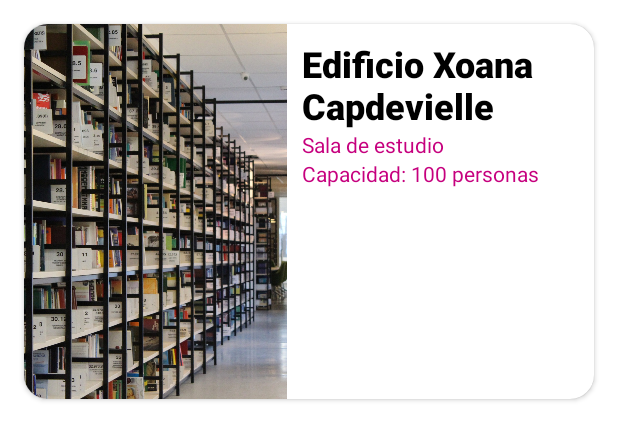
After one commit to ikergcalvino/BiblioFinder, an Android app: the layout classroom_card.xml on its own in the app's theme, with its tools: preview values and no code run, on a phone screen of 412 x 824 dp. The commit adds this screen. Shown: the top 440 px of the screen. Run offline under Robolectric (Android 15) with nearby library versions, the phone set to English and light mode, and no system bars.

Commit message:
Creados Fragments de Library y Classroom

```diff
--- a/app/src/main/kotlin/com/tfg/bibliofinder/ui/home/HomeViewModel.kt
+++ b/app/src/main/kotlin/com/tfg/bibliofinder/ui/classroom/ClassroomViewModel.kt
@@ -1,13 +1,13 @@
-package com.tfg.bibliofinder.ui.home
+package com.tfg.bibliofinder.ui.classroom
 
 import androidx.lifecycle.LiveData
 import androidx.lifecycle.MutableLiveData
 import androidx.lifecycle.ViewModel
 
-class HomeViewModel : ViewModel() {
+class ClassroomViewModel : ViewModel() {
 
     private val _text = MutableLiveData<String>().apply {
-        value = "This is home Fragment"
+        value = "This is gallery Fragment"
     }
     val text: LiveData<String> = _text
 }
--- a/app/src/main/kotlin/com/tfg/bibliofinder/ui/gallery/GalleryViewModel.kt
+++ b/app/src/main/kotlin/com/tfg/bibliofinder/ui/library/LibraryViewModel.kt
@@ -1,13 +1,13 @@
-package com.tfg.bibliofinder.ui.gallery
+package com.tfg.bibliofinder.ui.library
 
 import androidx.lifecycle.LiveData
 import androidx.lifecycle.MutableLiveData
 import androidx.lifecycle.ViewModel
 
-class GalleryViewModel : ViewModel() {
+class LibraryViewModel : ViewModel() {
 
     private val _text = MutableLiveData<String>().apply {
-        value = "This is gallery Fragment"
+        value = "This is home Fragment"
     }
     val text: LiveData<String> = _text
 }
--- /dev/null
+++ b/app/src/main/res/layout/classroom_card.xml
@@ -0,0 +1,65 @@
+<?xml version="1.0" encoding="utf-8"?>
+<androidx.cardview.widget.CardView xmlns:android="http://schemas.android.com/apk/res/android"
+    xmlns:app="http://schemas.android.com/apk/res-auto"
+    xmlns:tools="http://schemas.android.com/tools"
+    android:id="@+id/classroom_card"
+    android:layout_width="match_parent"
+    android:layout_height="250dp"
+    android:layout_margin="16dp"
+    app:cardCornerRadius="16dp">
+
+    <LinearLayout
+        android:layout_width="match_parent"
+        android:layout_height="match_parent"
+        android:orientation="horizontal">
+
+        <ImageView
+            android:id="@+id/classroom_banner"
+            android:layout_width="175dp"
+            android:layout_height="match_parent"
+            android:contentDescription="TODO"
+            android:scaleType="centerCrop"
+            android:src="@drawable/classroom_banner" />
+
+        <LinearLayout
+            android:layout_width="match_parent"
+            android:layout_height="match_parent"
+            android:orientation="horizontal"
+            android:padding="10dp">
+
+            <LinearLayout
+                android:layout_width="0dp"
+                android:layout_height="match_parent"
+                android:layout_weight="0.5"
+                android:orientation="vertical">
+
+                <TextView
+                    android:id="@+id/classroom_name"
+                    android:layout_width="wrap_content"
+                    android:layout_height="wrap_content"
+                    android:fontFamily="sans-serif-black"
+                    android:textColor="@color/black"
+                    android:textSize="24sp"
+                    tools:text="Edificio Xoana Capdevielle" />
+
+                <TextView
+                    android:id="@+id/classroom_type"
+                    android:layout_width="wrap_content"
+                    android:layout_height="wrap_content"
+                    android:textColor="@color/medium_violet_red"
+                    tools:text="Sala de estudio" />
+
+                <TextView
+                    android:id="@+id/classroom_capacity"
+                    android:layout_width="wrap_content"
+                    android:layout_height="wrap_content"
+                    android:textColor="@color/medium_violet_red"
+                    tools:text="Capacidad: 100 personas" />
+
+            </LinearLayout>
+
+        </LinearLayout>
+
+    </LinearLayout>
+
+</androidx.cardview.widget.CardView>
--- a/app/src/main/res/layout/fragment_gallery.xml
+++ b/app/src/main/res/layout/fragment_classroom.xml
@@ -4,10 +4,10 @@
     xmlns:tools="http://schemas.android.com/tools"
     android:layout_width="match_parent"
     android:layout_height="match_parent"
-    tools:context=".ui.gallery.GalleryFragment">
+    tools:context=".ui.classroom.ClassroomFragment">
 
     <TextView
-        android:id="@+id/text_gallery"
+        android:id="@+id/text_classroom"
         android:layout_width="match_parent"
         android:layout_height="wrap_content"
         android:layout_marginStart="8dp"
--- a/app/src/main/res/layout/fragment_home.xml
+++ b/app/src/main/res/layout/fragment_library.xml
@@ -4,10 +4,10 @@
     xmlns:tools="http://schemas.android.com/tools"
     android:layout_width="match_parent"
     android:layout_height="match_parent"
-    tools:context=".ui.home.HomeFragment">
+    tools:context=".ui.library.LibraryFragment">
 
     <TextView
-        android:id="@+id/text_home"
+        android:id="@+id/text_library"
         android:layout_width="match_parent"
         android:layout_height="wrap_content"
         android:layout_marginStart="8dp"
```
Also changed, not shown: app/src/main/kotlin/com/tfg/bibliofinder/ui/classroom/ClassroomAdapter.kt (added, +41 -0 lines), app/src/main/kotlin/com/tfg/bibliofinder/ui/classroom/ClassroomFragment.kt (renamed from app/src/main/kotlin/com/tfg/bibliofinder/ui/home/HomeFragment.kt, +9 -9 lines), app/src/main/kotlin/com/tfg/bibliofinder/ui/library/LibraryAdapter.kt (added, +41 -0 lines), app/src/main/kotlin/com/tfg/bibliofinder/ui/library/LibraryFragment.kt (renamed from app/src/main/kotlin/com/tfg/bibliofinder/ui/gallery/GalleryFragment.kt, +9 -9 lines), app/src/main/res/layout/library_card.xml (added, +92 -0 lines), app/src/main/res/navigation/mobile_navigation.xml (+4 -4 lines).
